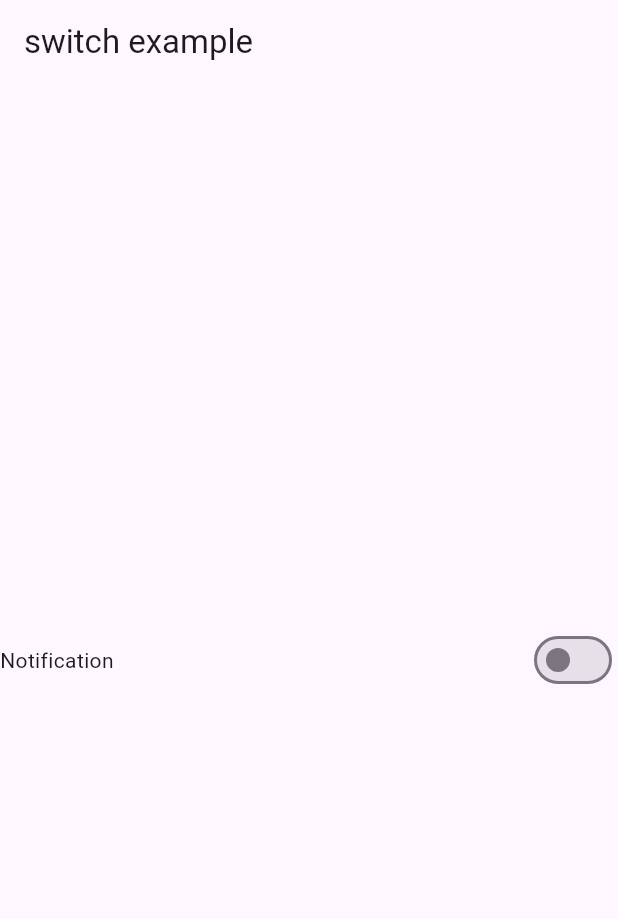
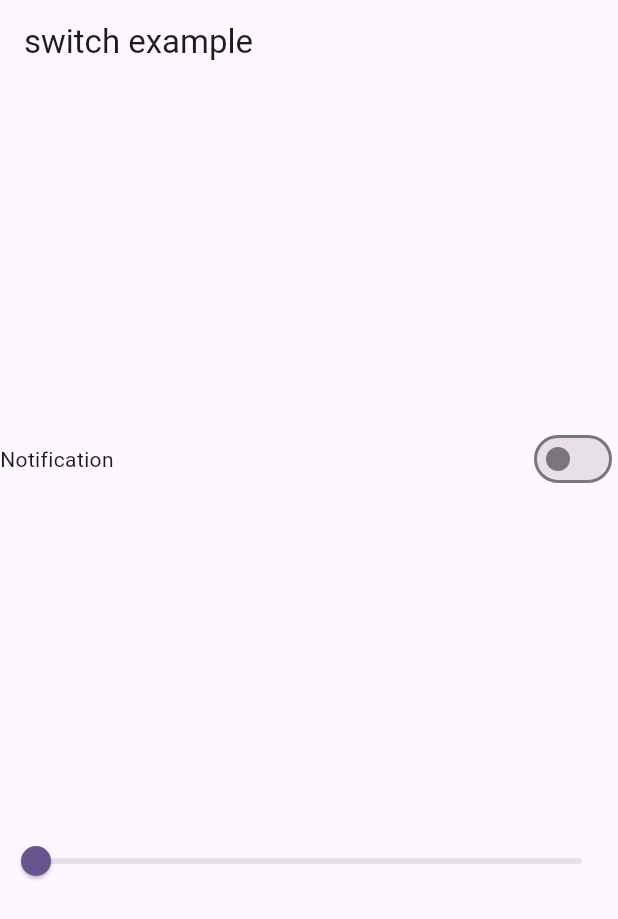
Before and after one commit to shimanta505/flutter_bloc_practice, a Flutter app: the screen it shows after launch, on a phone screen of 412 x 824 dp. Shown: the top 919 px of the screen. Run offline on Flutter 3.47's test engine with Material 3 defaults, Android fonts, the phone set to English and light mode, and no system bars; our stand-ins replace equatable, flutter_bloc.

Commit message:
slider ui done with functanility

```diff
--- a/flutter_bloc_counter/lib/bloc/switch/switch_bloc.dart
+++ b/flutter_bloc_counter/lib/bloc/switch/switch_bloc.dart
@@ -5,9 +5,14 @@ import 'package:flutter_bloc_counter/bloc/switch/switch_states.dart';
 class SwitchBloc extends Bloc<SwitchEvents, SwitchStates> {
   SwitchBloc(super.initialState) {
     on<EnableOrDisableSwitch>(_enableOrDisable);
+    on<SliderValNotifier>(_sliderNotifier);
   }
 
   _enableOrDisable(EnableOrDisableSwitch events, Emitter<SwitchStates> emit) {
     emit(state.copyWith(isSwitch: !state.isSwitch));
   }
+
+  _sliderNotifier(SliderValNotifier events, Emitter<SwitchStates> emit) {
+    emit(state.copyWith(slider: events.slider));
+  }
 }
--- a/flutter_bloc_counter/lib/bloc/switch/switch_events.dart
+++ b/flutter_bloc_counter/lib/bloc/switch/switch_events.dart
@@ -9,3 +9,12 @@ abstract class SwitchEvents extends Equatable {
 }
 
 class EnableOrDisableSwitch extends SwitchEvents {}
+
+class SliderValNotifier extends SwitchEvents {
+  final double slider;
+  const SliderValNotifier({required this.slider});
+
+  @override
+  // TODO: implement props
+  List<Object?> get props => [slider];
+}
--- a/flutter_bloc_counter/lib/bloc/switch/switch_states.dart
+++ b/flutter_bloc_counter/lib/bloc/switch/switch_states.dart
@@ -2,14 +2,16 @@ import 'package:equatable/equatable.dart';
 
 class SwitchStates extends Equatable {
   final bool isSwitch;
+  final double sliderVal;
 
-  const SwitchStates({this.isSwitch = false});
+  const SwitchStates({this.isSwitch = false, this.sliderVal = 0.0});
 
-  SwitchStates copyWith({bool? isSwitch}) {
-    return SwitchStates(isSwitch: isSwitch ?? this.isSwitch);
+  SwitchStates copyWith({bool? isSwitch, double? slider}) {
+    return SwitchStates(
+        isSwitch: isSwitch ?? this.isSwitch, sliderVal: slider ?? sliderVal);
   }
 
   @override
   // TODO: implement props
-  List<Object?> get props => [isSwitch];
+  List<Object?> get props => [isSwitch, sliderVal];
 }
--- a/flutter_bloc_counter/lib/ui/switch_screen.dart
+++ b/flutter_bloc_counter/lib/ui/switch_screen.dart
@@ -27,13 +27,45 @@ class _SwitchScreenState extends State<SwitchScreen> {
             children: [
               Text('Notification'),
               BlocBuilder<SwitchBloc, SwitchStates>(
-                  builder: (context, state) => Switch(
-                      value: state.isSwitch,
-                      onChanged: (value) {
-                        context.read<SwitchBloc>().add(EnableOrDisableSwitch());
-                      })),
+                  buildWhen: (previous, current) =>
+                      //it will check previous object switch value
+                      //and current switch value
+                      previous.isSwitch != current.isSwitch,
+                  builder: (context, state) {
+                    print("notification ");
+                    return Switch(
+                        value: state.isSwitch,
+                        onChanged: (value) {
+                          context
+                              .read<SwitchBloc>()
+                              .add(EnableOrDisableSwitch());
+                        });
+                  }),
             ],
-          )
+          ),
+          SizedBox(height: 10),
+          BlocBuilder<SwitchBloc, SwitchStates>(
+            buildWhen: (previous, current) =>
+                previous.isSwitch == current.isSwitch,
+            builder: (context, state) => Container(
+                height: 200,
+                color: Colors.red.withValues(alpha: state.sliderVal)),
+          ),
+          SizedBox(height: 10),
+          BlocBuilder<SwitchBloc, SwitchStates>(
+            buildWhen: (previous, current) =>
+                previous.isSwitch == current.isSwitch,
+            builder: (context, state) {
+              print('slider');
+              return Slider(
+                  value: state.sliderVal,
+                  onChanged: (val) {
+                    context
+                        .read<SwitchBloc>()
+                        .add(SliderValNotifier(slider: val));
+                  });
+            },
+          ),
         ],
       ),
     );
```
